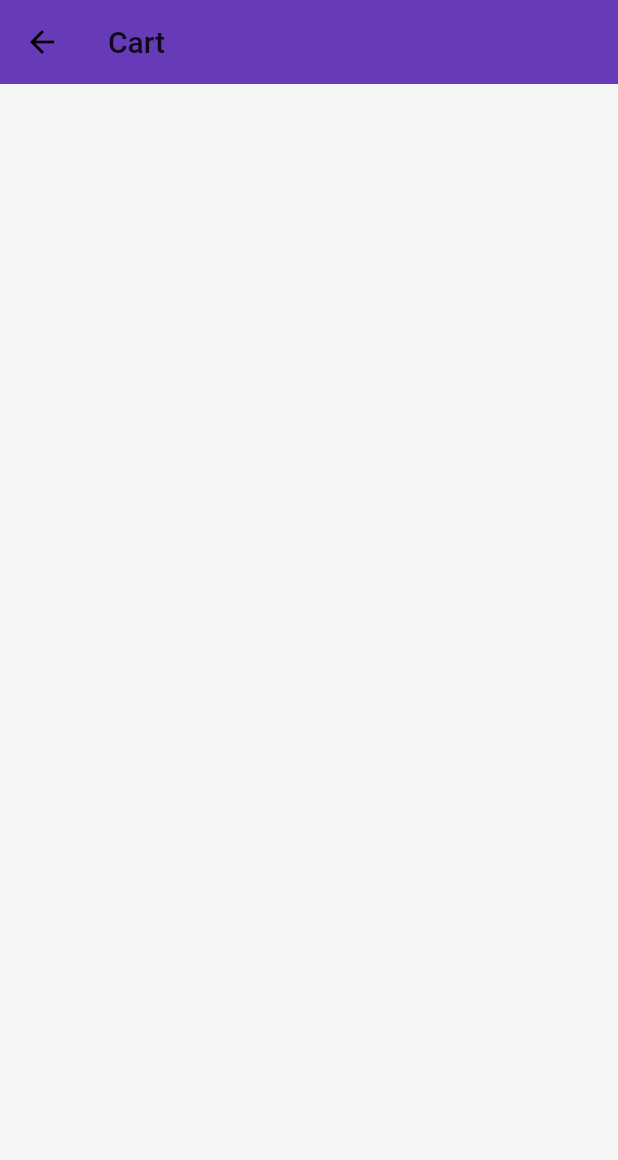
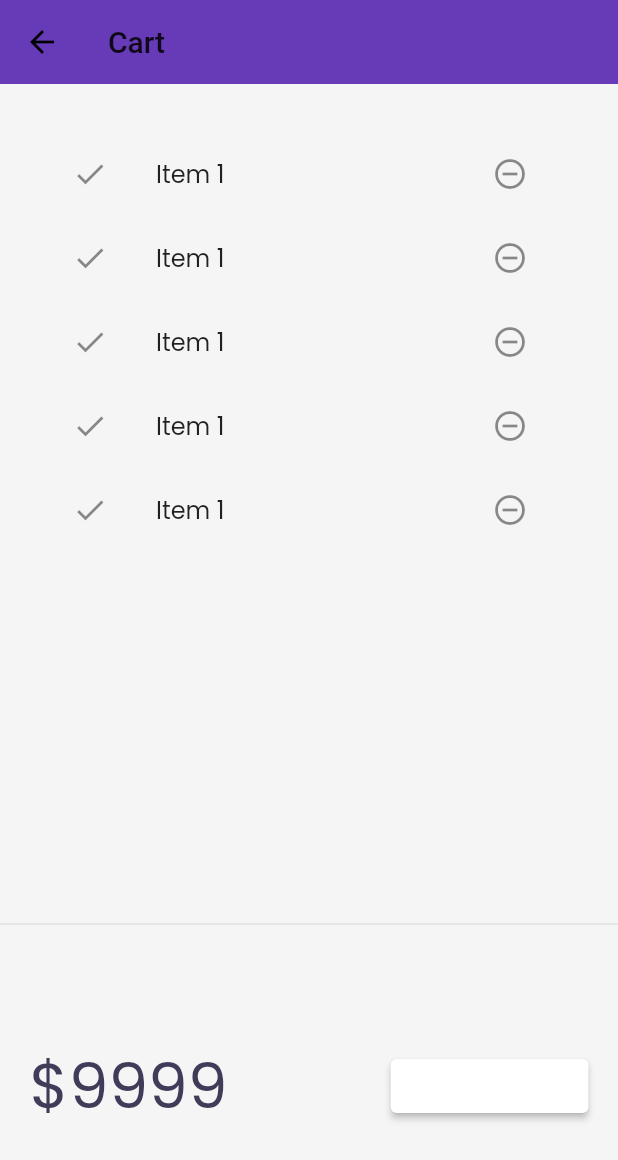
Before and after one commit to Adityasinghpatna/30DaysOfFlutter, a Flutter app: the CartPage screen opened by its route, on a phone screen of 412 x 824 dp. Shown: the top 1160 px of the screen. Run offline on Flutter 3.47's test engine with Material 2 defaults, Android fonts, the phone set to English and light mode, and no system bars; our stand-ins replace google_fonts, velocity_x; network calls fail.

Commit message:
Day 22 completed

```diff
--- a/lib/pages/cart_page.dart
+++ b/lib/pages/cart_page.dart
@@ -10,7 +10,64 @@ class CartPage extends StatelessWidget {
       backgroundColor: Colors.deepPurple,
       title: "Cart".text.make(),
      ),
+
+     body: Column(
+      children: [
+        _CartList().p32().expand(),
+        Divider(),
+        _CartTotal(),
+      ],
+     ),
     );
 
   }
 }
+
+
+class _CartTotal extends StatelessWidget {
+  @override
+  Widget build(BuildContext context) {
+    return SizedBox(
+      height: 200,
+      child: Row(
+        mainAxisAlignment: MainAxisAlignment.spaceAround,
+        children: [
+          "\$9999".text.xl5.color(context.theme.accentColor).make(),
+          30.widthBox,
+          ElevatedButton(
+            onPressed: () {},
+            style: ButtonStyle(backgroundColor:
+             MaterialStateProperty.all(context.backgroundColor)
+             ),
+           child: "Buy".text.white.make(),
+           ).w32(context)
+        ],
+      ),
+    );
+
+  }
+}
+
+class _CartList extends StatefulWidget {
+  @override
+  State<_CartList> createState() => _CartListState();
+}
+
+class _CartListState extends State<_CartList> {
+ @override
+  Widget build(BuildContext context) {
+    return ListView.builder(
+      itemCount: 5,
+      itemBuilder: (context, index) => ListTile(
+        leading: Icon(Icons.done),
+        trailing: IconButton(
+          icon:Icon(Icons.remove_circle_outline),
+          onPressed: () {},
+          ),
+          title: "Item 1".text.make(),
+      ),
+
+    );
+
+  }
+}
```
